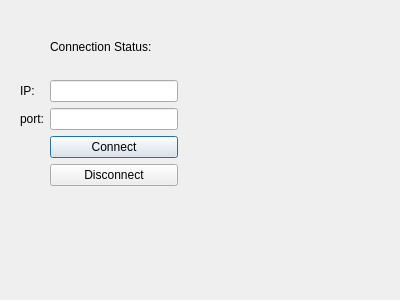
The window that clientwindow.ui (AdrianOstrowski/Mini_Scada) describes before a commit, drawn with Qt 5.
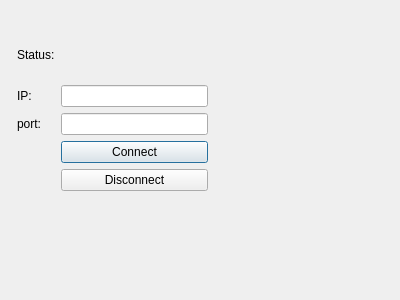
The same window after the commit.

```diff
--- a/clientwindow.ui
+++ b/clientwindow.ui
@@ -16,21 +16,38 @@
   <widget class="QWidget" name="formLayoutWidget">
    <property name="geometry">
     <rect>
-     <x>20</x>
-     <y>40</y>
-     <width>158</width>
-     <height>160</height>
+     <x>17</x>
+     <y>30</y>
+     <width>191</width>
+     <height>161</height>
     </rect>
    </property>
-   <layout class="QFormLayout" name="formLayout">
-    <item row="0" column="0">
-     <widget class="QLabel" name="label_4">
+   <layout class="QGridLayout" name="gridLayout">
+    <item row="3" column="1">
+     <widget class="QPushButton" name="connectToServerButton">
       <property name="text">
-       <string/>
+       <string>Connect</string>
+      </property>
+     </widget>
+    </item>
+    <item row="1" column="1">
+     <widget class="QLineEdit" name="lineEdit"/>
+    </item>
+    <item row="4" column="1">
+     <widget class="QPushButton" name="disconnectFromServerButton">
+      <property name="text">
+       <string>Disconnect</string>
       </property>
      </widget>
     </item>
     <item row="2" column="0">
+     <widget class="QLabel" name="label_2">
+      <property name="text">
+       <string>port:</string>
+      </property>
+     </widget>
+    </item>
+    <item row="1" column="0">
      <widget class="QLabel" name="label">
       <property name="text">
        <string>IP:</string>
@@ -38,40 +55,16 @@
      </widget>
     </item>
     <item row="2" column="1">
-     <widget class="QLineEdit" name="ipTextToConnect"/>
+     <widget class="QLineEdit" name="lineEdit_2"/>
     </item>
-    <item row="3" column="0">
-     <widget class="QLabel" name="label_2">
-      <property name="text">
-       <string>port:</string>
-      </property>
-     </widget>
-    </item>
-    <item row="3" column="1">
-     <widget class="QLineEdit" name="portTextToConnect"/>
-    </item>
-    <item row="4" column="1">
-     <widget class="QPushButton" name="clientConnectButton">
-      <property name="text">
-       <string>Connect</string>
-      </property>
-     </widget>
-    </item>
-    <item row="5" column="1">
-     <widget class="QPushButton" name="clientDisconnectButton">
-      <property name="text">
-       <string>Disconnect</string>
-      </property>
-     </widget>
-    </item>
-    <item row="0" column="1">
+    <item row="0" column="0">
      <widget class="QLabel" name="label_3">
       <property name="text">
-       <string>Connection Status:</string>
+       <string>Status:</string>
       </property>
      </widget>
     </item>
-    <item row="1" column="1">
+    <item row="0" column="1">
      <widget class="QLabel" name="connectionStatusLabel">
       <property name="text">
        <string/>
```
Left out of the diff: 2 changed lines with no effect on the pictures.
